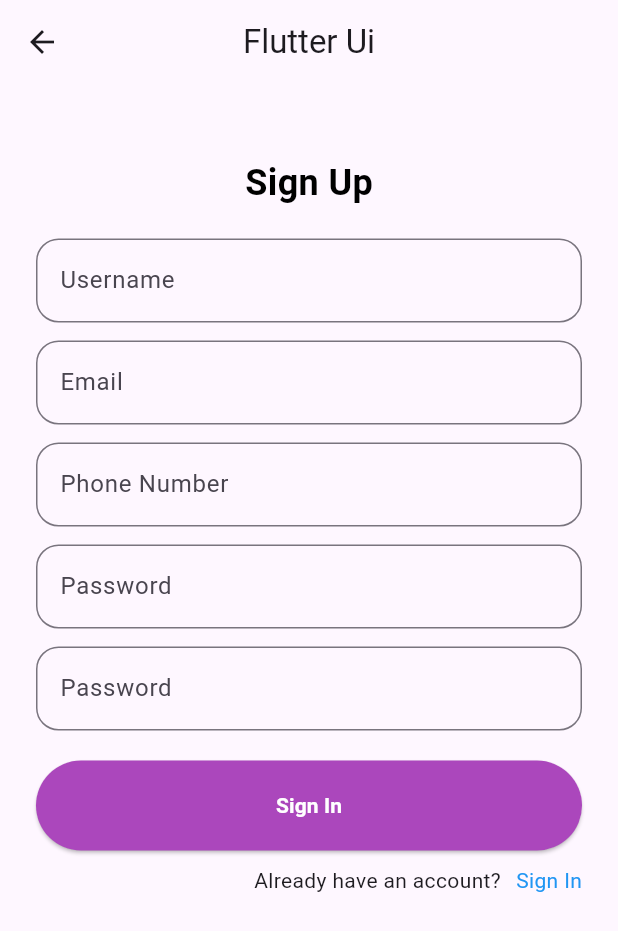
After one commit to NamanGajera/Flutter-Assignment, a Flutter app: the Que11 screen opened directly, after a tap on "Sign Up", on a phone screen of 412 x 824 dp. The commit adds this screen. Shown: the top 931 px of the screen. Run offline on Flutter 3.47's test engine with Material 3 defaults, Android fonts, the phone set to English and light mode, and no system bars.

Commit message:
Flutter Assignment  Que 11

```diff
--- a/lib/main.dart
+++ b/lib/main.dart
@@ -1,6 +1,7 @@
 import 'package:flu_ass/que/que1/que1.dart';
 import 'package:flu_ass/que/que1/que1_2.dart';
 import 'package:flu_ass/que/que10/que10.dart';
+import 'package:flu_ass/que/que11/que11.dart';
 import 'package:flu_ass/que/que2/que2.dart';
 import 'package:flu_ass/que/que3/que3.dart';
 import 'package:flu_ass/que/que4/que4.dart';
@@ -44,6 +45,7 @@ class Home extends StatelessWidget {
       const Que8(),
       const Que9(),
       const Que10(),
+      const Que11(),
     ];
 
     var pagename = [
@@ -58,6 +60,7 @@ class Home extends StatelessWidget {
       'Question 8',
       'Question 9',
       'Question 10',
+      'Question 11',
     ];
 
     return Scaffold(
--- /dev/null
+++ b/lib/que/que11/que11.dart
@@ -0,0 +1,122 @@
+import 'package:flu_ass/que/que11/que11_scr2.dart';
+import 'package:flutter/material.dart';
+
+class Que11 extends StatelessWidget {
+  const Que11({super.key});
+
+  @override
+  Widget build(BuildContext context) {
+    return Scaffold(
+      appBar: AppBar(
+        title: const Text('Flutter Ui'),
+        centerTitle: true,
+        leading: IconButton(
+          onPressed: () {
+            Navigator.pop(context);
+          },
+          icon: const Icon(Icons.arrow_back),
+        ),
+      ),
+      body: SingleChildScrollView(
+        child: Padding(
+          padding: const EdgeInsets.all(24),
+          child: SizedBox(
+            height: MediaQuery.of(context).size.height,
+            child: Column(
+              children: [
+                const SizedBox(height: 25),
+                const Text(
+                  'Sign In',
+                  style: TextStyle(
+                    color: Colors.black,
+                    fontSize: 24,
+                    fontWeight: FontWeight.bold,
+                  ),
+                ),
+                const SizedBox(height: 20),
+                TextField(
+                  decoration: InputDecoration(
+                    border: OutlineInputBorder(
+                        borderRadius: BorderRadius.circular(15),
+                        borderSide: const BorderSide(
+                          color: Colors.purple,
+                        )),
+                    hintText: 'Enter User Name',
+                    label: const Text('Username'),
+                  ),
+                ),
+                const SizedBox(height: 12),
+                TextField(
+                  decoration: InputDecoration(
+                    border: OutlineInputBorder(
+                        borderRadius: BorderRadius.circular(15),
+                        borderSide: const BorderSide(
+                          color: Colors.purple,
+                        )),
+                    hintText: 'Enter Password',
+                    label: const Text('Password'),
+                  ),
+                ),
+                const SizedBox(height: 8),
+                const Align(
+                  alignment: Alignment.centerRight,
+                  child: Text(
+                    'forgot password?',
+                    style: TextStyle(
+                      color: Colors.blue,
+                    ),
+                  ),
+                ),
+                const SizedBox(height: 20),
+                SizedBox(
+                  width: double.infinity,
+                  height: 60,
+                  child: ElevatedButton(
+                    onPressed: () {},
+                    style: ButtonStyle(
+                      backgroundColor: MaterialStateColor.resolveWith(
+                          (states) => Colors.purple.shade400),
+                    ),
+                    child: const Text(
+                      'Sign In',
+                      style: TextStyle(
+                        color: Colors.white,
+                        fontWeight: FontWeight.bold,
+                      ),
+                    ),
+                  ),
+                ),
+                const SizedBox(height: 8),
+                Row(
+                  mainAxisAlignment: MainAxisAlignment.end,
+                  children: [
+                    Text('Don\'t have an account?'),
+                    SizedBox(width: 10),
+                    InkWell(
+                      onTap: () {
+                        Navigator.push(
+                          context,
+                          MaterialPageRoute(
+                            builder: (context) {
+                              return Que11Scr2();
+                            },
+                          ),
+                        );
+                      },
+                      child: Text(
+                        'Sign Up',
+                        style: TextStyle(
+                          color: Colors.blue,
+                        ),
+                      ),
+                    ),
+                  ],
+                ),
+              ],
+            ),
+          ),
+        ),
+      ),
+    );
+  }
+}
--- /dev/null
+++ b/lib/que/que11/que11_scr2.dart
@@ -0,0 +1,148 @@
+import 'package:flu_ass/que/que11/que11.dart';
+import 'package:flutter/material.dart';
+
+class Que11Scr2 extends StatelessWidget {
+  const Que11Scr2({super.key});
+
+  @override
+  Widget build(BuildContext context) {
+    return Scaffold(
+      appBar: AppBar(
+        title: const Text('Flutter Ui'),
+        centerTitle: true,
+        leading: IconButton(
+          onPressed: () {
+            Navigator.pop(context);
+          },
+          icon: const Icon(Icons.arrow_back),
+        ),
+      ),
+      body: SingleChildScrollView(
+        child: Padding(
+          padding: const EdgeInsets.all(24),
+          child: SizedBox(
+            height: MediaQuery.of(context).size.height,
+            child: Column(
+              children: [
+                const SizedBox(height: 25),
+                const Text(
+                  'Sign Up',
+                  style: TextStyle(
+                    color: Colors.black,
+                    fontSize: 24,
+                    fontWeight: FontWeight.bold,
+                  ),
+                ),
+                const SizedBox(height: 20),
+                TextField(
+                  decoration: InputDecoration(
+                    border: OutlineInputBorder(
+                        borderRadius: BorderRadius.circular(15),
+                        borderSide: const BorderSide(
+                          color: Colors.purple,
+                        )),
+                    hintText: 'Enter Your Name',
+                    label: const Text('Username'),
+                  ),
+                ),
+                const SizedBox(height: 12),
+                TextField(
+                  decoration: InputDecoration(
+                    border: OutlineInputBorder(
+                        borderRadius: BorderRadius.circular(15),
+                        borderSide: const BorderSide(
+                          color: Colors.purple,
+                        )),
+                    hintText: 'Enter Your Email',
+                    label: const Text('Email'),
+                  ),
+                ),
+                const SizedBox(height: 12),
+                TextField(
+                  decoration: InputDecoration(
+                    border: OutlineInputBorder(
+                        borderRadius: BorderRadius.circular(15),
+                        borderSide: const BorderSide(
+                          color: Colors.purple,
+                        )),
+                    hintText: 'Enter Your Phone Number',
+                    label: const Text('Phone Number'),
+                  ),
+                ),
+                const SizedBox(height: 12),
+                TextField(
+                  decoration: InputDecoration(
+                    border: OutlineInputBorder(
+                        borderRadius: BorderRadius.circular(15),
+                        borderSide: const BorderSide(
+                          color: Colors.purple,
+                        )),
+                    hintText: 'Enter Password',
+                    label: const Text('Password'),
+                  ),
+                ),
+                const SizedBox(height: 12),
+                TextField(
+                  decoration: InputDecoration(
+                    border: OutlineInputBorder(
+                        borderRadius: BorderRadius.circular(15),
+                        borderSide: const BorderSide(
+                          color: Colors.purple,
+                        )),
+                    hintText: 'Re-Enter Password',
+                    label: const Text('Password'),
+                  ),
+                ),
+                const SizedBox(height: 20),
+                SizedBox(
+                  height: 60,
+                  width: double.infinity,
+                  child: ElevatedButton(
+                    onPressed: () {},
+                    style: ButtonStyle(
+                      backgroundColor: MaterialStateColor.resolveWith(
+                          (states) => Colors.purple.shade400),
+                    ),
+                    child: const Text(
+                      'Sign In',
+                      style: TextStyle(
+                        color: Colors.white,
+                        fontWeight: FontWeight.bold,
+                      ),
+                    ),
+                  ),
+                ),
+                const SizedBox(height: 10),
+                Row(
+                  mainAxisAlignment: MainAxisAlignment.end,
+                  children: [
+                    Text('Already have an account?'),
+                    SizedBox(width: 10),
+                    InkWell(
+                      onTap: () {
+                        Navigator.push(
+                          context,
+                          MaterialPageRoute(
+                            builder: (context) {
+                              return Que11();
+                            },
+                          ),
+                        );
+                      },
+                      child: Text(
+                        'Sign In',
+                        style: TextStyle(
+                          color: Colors.blue,
+                        ),
+                      ),
+                    ),
+                  ],
+                ),
+              ],
+            ),
+          ),
+        ),
+      ),
+    );
+  }
+}
```
